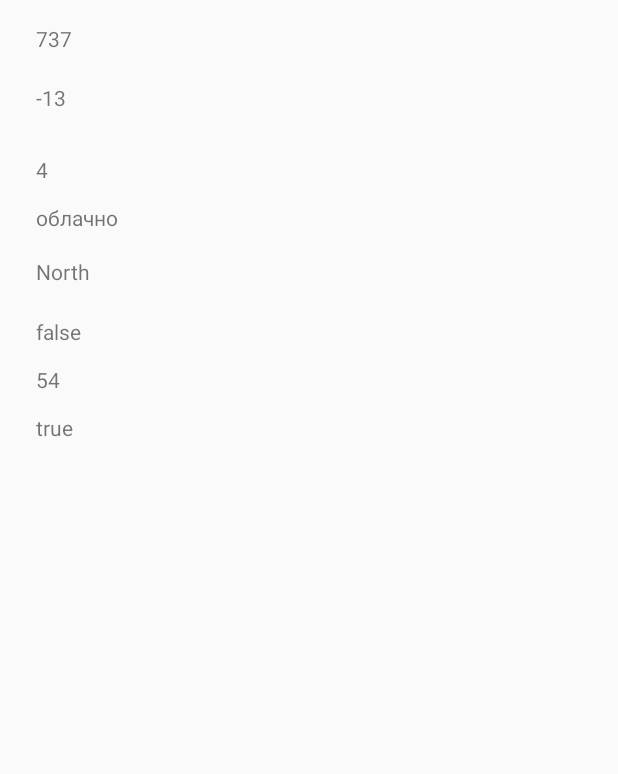
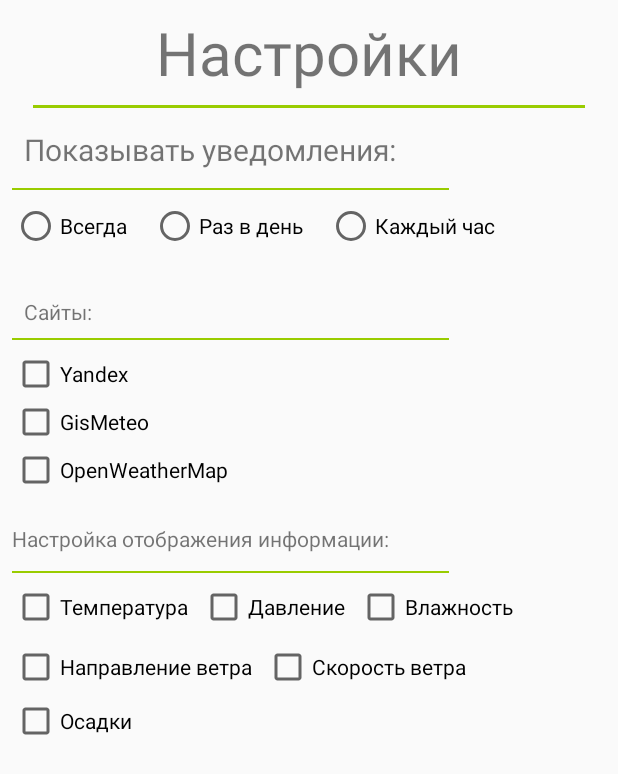
Before and after one commit to Mazle/WeatherAgregator, an Android app: the screen it shows after launch (TestActivity before the commit, SettingsActivity after it), on a phone screen of 412 x 824 dp. Shown: the top 774 px of the screen. Run offline under Robolectric (Android 15) with nearby library versions, the phone set to English and light mode, and no system bars.

Commit message:
settings under construction

```diff
--- a/app/src/main/AndroidManifest.xml
+++ b/app/src/main/AndroidManifest.xml
@@ -11,7 +11,7 @@
         android:theme="@style/AppTheme"
         android:name=".MyApp">
         <activity
-            android:name=".TmpClassesForTesting.TestActivity"
+            android:name=".View.Settings.SettingsActivity"
             android:label="@string/app_name"
             android:theme="@style/AppTheme.NoActionBar">
             <intent-filter>
--- a/app/src/main/java/com/example/palibinfamily/weatheragregator/Model/DAO/ParserDAO/ParserDAOFactory.java
+++ b/app/src/main/java/com/example/palibinfamily/weatheragregator/Model/DAO/ParserDAO/ParserDAOFactory.java
@@ -2,6 +2,7 @@ package com.example.palibinfamily.weatheragregator.Model.DAO.ParserDAO;
 
 import com.example.palibinfamily.weatheragregator.Model.DAO.DAOFactory;
 import com.example.palibinfamily.weatheragregator.Model.DAO.WeatherGetter;
+import com.example.palibinfamily.weatheragregator.TmpClassesForTesting.TESTHelper;
 
 import java.util.ArrayList;
 import java.util.HashMap;
@@ -18,6 +19,6 @@ public class ParserDAOFactory extends DAOFactory {
     @Override
     public ArrayList<String> getSiteTitles() {
         //todo: КОСТЯ. Напиши метод, который парсит твой конфиг и берет заголовки сайтов, доступных для парсинга погоды
-       return null;
+       return TESTHelper.getTestTitles();
     }
 }
--- a/app/src/main/java/com/example/palibinfamily/weatheragregator/Preferences.java
+++ b/app/src/main/java/com/example/palibinfamily/weatheragregator/Preferences.java
@@ -4,8 +4,17 @@ import com.example.palibinfamily.weatheragregator.TmpClassesForTesting.TESTHelpe
 
 import java.util.ArrayList;
 import java.util.HashMap;
+import java.util.HashSet;
 
 public class Preferences {
+    public final static String PREFERENCES_FILE_NAME = "1";
+    public final static String NOTIFICATION_FREQUENCY_KEY = "2";
+    public final static String CHECKED_SITES_TITLES_SET_KEY = "3";
+    public final static String CHECKED_WEATHER_PROPERTIES_KEY = "4";
+
+    public void saveChangesInPreferences (boolean isChecked, String KEY, int id) {
+
+    }
     public ArrayList<String> getCheckedTitles () {
         //todo: DEV.Написать логику извлечения выбранных в настройках заголовках сайтов
         return TESTHelper.getTestTitles();
--- a/app/src/main/java/com/example/palibinfamily/weatheragregator/Presenter/MainActivityPresenter.java
+++ b/app/src/main/java/com/example/palibinfamily/weatheragregator/Presenter/MainActivityPresenter.java
@@ -103,7 +103,8 @@ public class MainActivityPresenter {
     private void getAverageValuesFromAllSnapshotsByDates(HashMap<String,ArrayList<WeatherSnapshot>> map) {
         for (Map.Entry<String,ArrayList<WeatherSnapshot>> entry: map.entrySet()) {
             WeatherSnapshotAgregator agregator = new WeatherSnapshotAgregator();
-                for (WeatherSnapshot snapshot: entry.getValue()) {
+            WeatherSnapshot snapshotForAveraging = new WeatherSnapshot();
+            for (WeatherSnapshot snapshot: entry.getValue()) {
                     agregator.temperature.add(snapshot.getTemperature());
                     agregator.windSpeed.add(snapshot.getWindSpeed());
                     agregator.windDirection.add(snapshot.getWindDirection());
@@ -112,8 +113,9 @@ public class MainActivityPresenter {
                     agregator.cloudCover.add(snapshot.getCloudCover());
                     agregator.isRaining.add(snapshot.isRaining());
                     agregator.isSnowing.add(snapshot.isSnowing());
+                    snapshotForAveraging.setDate(snapshot.getDate());
                 }
-                if (averagedWeatherValues == null) averagedWeatherValues = new HashMap<>();
+            if (averagedWeatherValues == null) averagedWeatherValues = new HashMap<>();
             averagedWeatherValues.put(entry.getKey(),agregator.averageToSnapshot(new WeatherSnapshot()));
         }
     }
@@ -127,6 +129,7 @@ public class MainActivityPresenter {
         ArrayList<String> cloudCover;
         ArrayList<Boolean> isRaining;
         ArrayList<Boolean> isSnowing;
+        GregorianCalendar date;
 
         public WeatherSnapshotAgregator() {
             this.temperature = new ArrayList<>();
--- a/app/src/main/java/com/example/palibinfamily/weatheragregator/Presenter/SettingsPresenter.java
+++ b/app/src/main/java/com/example/palibinfamily/weatheragregator/Presenter/SettingsPresenter.java
@@ -1,7 +1,26 @@
 package com.example.palibinfamily.weatheragregator.Presenter;
+
+import android.content.Context;
+import android.widget.CompoundButton;
+
+import com.example.palibinfamily.weatheragregator.Model.DAO.DAOFacade;
 
 import java.util.ArrayList;
 
-public class SettingsPresenter {
+public class SettingsPresenter implements CompoundButton.OnCheckedChangeListener{
+    Context context;
+    public SettingsPresenter(Context context) {
+        this.context = context;
+    }
+
+    public ArrayList<String> getSitesTitlesList() {
+        return DAOFacade.getTitlesList();
+}
+
+    @Override
+    public void onCheckedChanged(CompoundButton compoundButton, boolean b) {
+       // if (compoundButton.isChecked()&b)
+    }
+
 
 }
--- /dev/null
+++ b/app/src/main/java/com/example/palibinfamily/weatheragregator/View/Settings/SettingsActivity.java
@@ -0,0 +1,54 @@
+package com.example.palibinfamily.weatheragregator.View.Settings;
+
+import android.os.Bundle;
+import android.support.annotation.Nullable;
+import android.support.v7.app.AppCompatActivity;
+import android.util.AttributeSet;
+import android.widget.CheckBox;
+import android.widget.FrameLayout;
+import android.widget.LinearLayout;
+
+import com.example.palibinfamily.weatheragregator.Model.DAO.DAOFacade;
+import com.example.palibinfamily.weatheragregator.Presenter.SettingsPresenter;
+import com.example.palibinfamily.weatheragregator.R;
+
+import java.util.ArrayList;
+import java.util.HashMap;
+
+public class SettingsActivity extends AppCompatActivity {
+    HashMap<String,CheckBox> dynamicCheckBoxes;
+    SettingsPresenter presenter;
+    @Override
+    protected void onCreate(@Nullable Bundle savedInstanceState) {
+        SettingsPresenter presenter;
+        super.onCreate(savedInstanceState);
+        setContentView(R.layout.settings_activity);
+        //todo ВОПРОС. Чем страшно получать applicationContext?
+        presenter = new SettingsPresenter(this.getApplicationContext());
+        LinearLayout sitesLinearLayout = (LinearLayout) findViewById(R.id.sitesLinearLayout);
+        dynamicCheckBoxes = insertNewCheckBoxes(presenter.getSitesTitlesList(),sitesLinearLayout);
+    }
+
+    //заполняет наш контейнер чекбоксами и возвращает лист с id для созданных чекбоксов
+    private HashMap<String,CheckBox> insertNewCheckBoxes(ArrayList<String> titles, LinearLayout ll) {
+        LinearLayout.LayoutParams lParams = new LinearLayout.LayoutParams(LinearLayout.LayoutParams.WRAP_CONTENT, LinearLayout.LayoutParams.WRAP_CONTENT);
+        HashMap<String,CheckBox> checkBoxHashMap = new HashMap<>();
+        for (String title:titles) {
+            CheckBox cb = createCheckBox(title);
+            cb.setLayoutParams(lParams);
+            cb.setOnCheckedChangeListener(presenter);
+            ll.addView(cb);
+            checkBoxHashMap.put(title,cb);
+
+        }
+        return checkBoxHashMap;
+    }
+    private CheckBox createCheckBox(String title) {
+        CheckBox cb = new CheckBox(this);
+        cb.setText(title);
+        return cb;
+
+    }
+
+
+}
--- /dev/null
+++ b/app/src/main/res/layout/settings_activity.xml
@@ -0,0 +1,211 @@
+<?xml version="1.0" encoding="utf-8"?>
+<ScrollView
+    xmlns:android="http://schemas.android.com/apk/res/android"
+    xmlns:app="http://schemas.android.com/apk/res-auto"
+    xmlns:tools="http://schemas.android.com/tools"
+    android:id="@+id/settingsScrollView"
+    android:layout_width="match_parent"
+    android:layout_height="match_parent"   >
+      <android.support.constraint.ConstraintLayout
+    android:id="@+id/linearLayout"
+    android:layout_width="match_parent"
+    android:layout_height="match_parent"
+    android:orientation="vertical">
+
+    <View
+        android:id="@+id/divider3"
+        android:layout_width="291dp"
+        android:layout_height="1dp"
+        android:layout_marginStart="8dp"
+        android:layout_marginTop="8dp"
+        android:background="@android:color/holo_green_light"
+        app:layout_constraintStart_toStartOf="parent"
+        app:layout_constraintTop_toBottomOf="@+id/sitesHeader" />
+
+    <TextView
+        android:id="@+id/settings_text"
+        android:layout_width="wrap_content"
+        android:layout_height="wrap_content"
+        android:layout_marginEnd="8dp"
+        android:layout_marginStart="8dp"
+        android:layout_marginTop="8dp"
+        android:gravity="center"
+        android:text="@string/settings"
+        android:textSize="40sp"
+        app:layout_constraintEnd_toEndOf="parent"
+        app:layout_constraintStart_toStartOf="parent"
+        app:layout_constraintTop_toTopOf="parent" />
+
+    <TextView
+        android:id="@+id/notification_text_settings"
+        android:layout_width="wrap_content"
+        android:layout_height="wrap_content"
+        android:layout_marginStart="16dp"
+        android:layout_marginTop="24dp"
+        android:text="@string/notification_frequency"
+        android:textSize="20dp"
+        app:layout_constraintStart_toStartOf="parent"
+        app:layout_constraintTop_toBottomOf="@+id/settings_text" />
+
+    <View
+        android:id="@+id/divider"
+        android:layout_width="368dp"
+        android:layout_height="2dp"
+        android:layout_marginEnd="8dp"
+        android:layout_marginStart="8dp"
+        android:layout_marginTop="8dp"
+        android:background="@android:color/holo_green_light"
+        app:layout_constraintEnd_toEndOf="parent"
+        app:layout_constraintStart_toStartOf="parent"
+        app:layout_constraintTop_toBottomOf="@+id/settings_text" />
+
+    <RadioGroup
+        android:id="@+id/notificationFrequency"
+        android:layout_width="338dp"
+        android:layout_height="55dp"
+        android:layout_marginStart="8dp"
+        android:layout_marginTop="8dp"
+        android:orientation="horizontal"
+        app:layout_constraintStart_toStartOf="parent"
+        app:layout_constraintTop_toBottomOf="@+id/divider4">
+
+        <RadioButton
+            android:id="@+id/alwaysRB"
+            android:layout_width="wrap_content"
+            android:layout_height="wrap_content"
+            android:layout_weight="1"
+            android:text="@string/always" />
+
+        <RadioButton
+            android:id="@+id/onceADayRB"
+            android:layout_width="wrap_content"
+            android:layout_height="wrap_content"
+            android:layout_weight="1"
+            android:text="@string/once_a_day" />
+
+        <RadioButton
+            android:id="@+id/onceAHourRB"
+            android:layout_width="wrap_content"
+            android:layout_height="wrap_content"
+            android:layout_weight="1"
+            android:text="@string/once_a_hour" />
+    </RadioGroup>
+
+    <TextView
+        android:id="@+id/sitesHeader"
+        android:layout_width="wrap_content"
+        android:layout_height="wrap_content"
+        android:layout_marginStart="16dp"
+        android:layout_marginTop="8dp"
+        android:text="@string/sites_header"
+        app:layout_constraintStart_toStartOf="parent"
+        app:layout_constraintTop_toBottomOf="@+id/notificationFrequency" />
+
+    <View
+        android:id="@+id/divider4"
+        android:layout_width="291dp"
+        android:layout_height="1dp"
+        android:layout_marginStart="8dp"
+        android:layout_marginTop="12dp"
+        android:background="@android:color/holo_green_light"
+        app:layout_constraintStart_toStartOf="parent"
+        app:layout_constraintTop_toBottomOf="@+id/notification_text_settings" />
+
+    <LinearLayout
+        android:id="@+id/sitesLinearLayout"
+        android:orientation="vertical"
+        android:layout_width="368dp"
+        android:layout_height="100dp"
+        android:layout_marginStart="8dp"
+        android:layout_marginTop="8dp"
+        app:layout_constraintStart_toStartOf="parent"
+        app:layout_constraintTop_toTopOf="@+id/divider3">
+
+
+    </LinearLayout>
+
+          <TextView
+              android:id="@+id/weather_properties_header"
+              android:layout_width="wrap_content"
+              android:layout_height="wrap_content"
+              android:layout_marginStart="8dp"
+              android:layout_marginTop="16dp"
+              android:text="@string/weather_properties_header"
+              app:layout_constraintStart_toStartOf="parent"
+              app:layout_constraintTop_toBottomOf="@+id/sitesLinearLayout" />
+
+    <View
+        android:id="@+id/divider5"
+        android:layout_width="291dp"
+        android:layout_height="1dp"
+        android:layout_marginStart="8dp"
+        android:layout_marginTop="12dp"
+        android:background="@android:color/holo_green_light"
+        app:layout_constraintStart_toStartOf="parent"
+        app:layout_constraintTop_toBottomOf="@+id/weather_properties_header" />
+
+    <CheckBox
+        android:id="@+id/temperature"
+        android:layout_width="wrap_content"
+        android:layout_height="wrap_content"
+        android:layout_marginStart="8dp"
+        android:layout_marginTop="8dp"
+        android:text="@string/temperature"
+        app:layout_constraintStart_toStartOf="parent"
+        app:layout_constraintTop_toTopOf="@+id/divider5" />
+
+    <CheckBox
+        android:id="@+id/pressure"
+        android:layout_width="wrap_content"
+        android:layout_height="wrap_content"
+        android:layout_marginStart="8dp"
+        android:layout_marginTop="8dp"
+        android:text="@string/pressure"
+        app:layout_constraintStart_toEndOf="@+id/temperature"
+        app:layout_constraintTop_toTopOf="@+id/divider5" />
+
+    <CheckBox
+        android:id="@+id/hummidity"
+        android:layout_width="wrap_content"
+        android:layout_height="wrap_content"
+        android:layout_marginStart="8dp"
+        android:layout_marginTop="8dp"
+        android:text="@string/hummidity"
+        app:layout_constraintStart_toEndOf="@+id/pressure"
+        app:layout_constraintTop_toTopOf="@+id/divider5" />
+
+    <CheckBox
+        android:id="@+id/windSpeed"
+        android:layout_width="wrap_content"
+        android:layout_height="wrap_content"
+        android:layout_marginStart="8dp"
+        android:layout_marginTop="8dp"
+        android:text="@string/wind_speed"
+        app:layout_constraintStart_toEndOf="@+id/wind_direction"
+        app:layout_constraintTop_toBottomOf="@+id/temperature" />
+
+    <CheckBox
+        android:id="@+id/wind_direction"
+        android:layout_width="wrap_content"
+        android:layout_height="wrap_content"
+        android:layout_marginStart="8dp"
+        android:layout_marginTop="8dp"
+        android:text="@string/wind_direction"
+        app:layout_constraintStart_toStartOf="parent"
+        app:layout_constraintTop_toBottomOf="@+id/temperature" />
+
+    <CheckBox
+        android:id="@+id/precipitation"
+        android:layout_width="wrap_content"
+        android:layout_height="wrap_content"
+        android:layout_marginStart="8dp"
+        android:layout_marginTop="4dp"
+        android:text="@string/precipitation"
+        app:layout_constraintStart_toStartOf="parent"
+        app:layout_constraintTop_toBottomOf="@+id/wind_direction" />
+
+
+
+
+</android.support.constraint.ConstraintLayout>
+</ScrollView>
--- a/app/src/main/res/values/strings.xml
+++ b/app/src/main/res/values/strings.xml
@@ -2,4 +2,20 @@
     <string name="app_name">WeatherAgregator</string>
     <string name="action_settings">Settings</string>
     <string name="w">Восточный</string>
+    <string name="settings">Настройки</string>
+    <string name="notification_frequency">Показывать уведомления:</string>
+    <string name="sites_header">Сайты:</string>
+    <string name="weather_properties_header">Настройка отображения информации:</string>
+    <string name="temperature">Температура</string>
+    <string name="pressure">Давление</string>
+    <string name="hummidity">Влажность</string>
+    <string name="wind_speed">Скорость ветра</string>
+    <string name="wind_direction">Направление ветра</string>
+    <string name="cloudness">Облачность</string>
+    <string name="precipitation">Осадки</string>
+    <string name="always">Всегда</string>
+    <string name="once_a_day">Раз в день</string>
+    <string name="once_a_hour">Каждый час</string>
+
+
 </resources>
```
